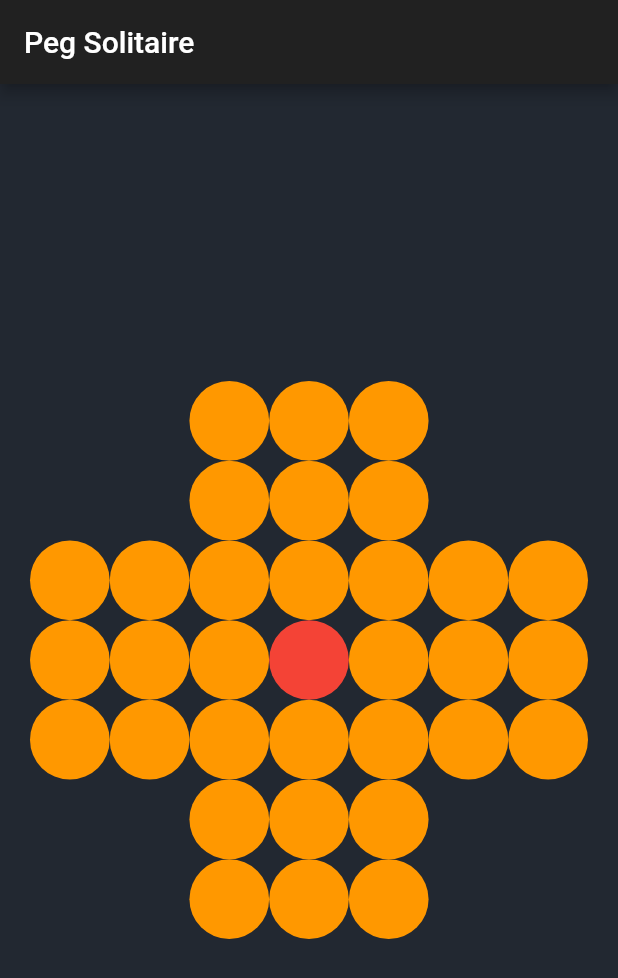
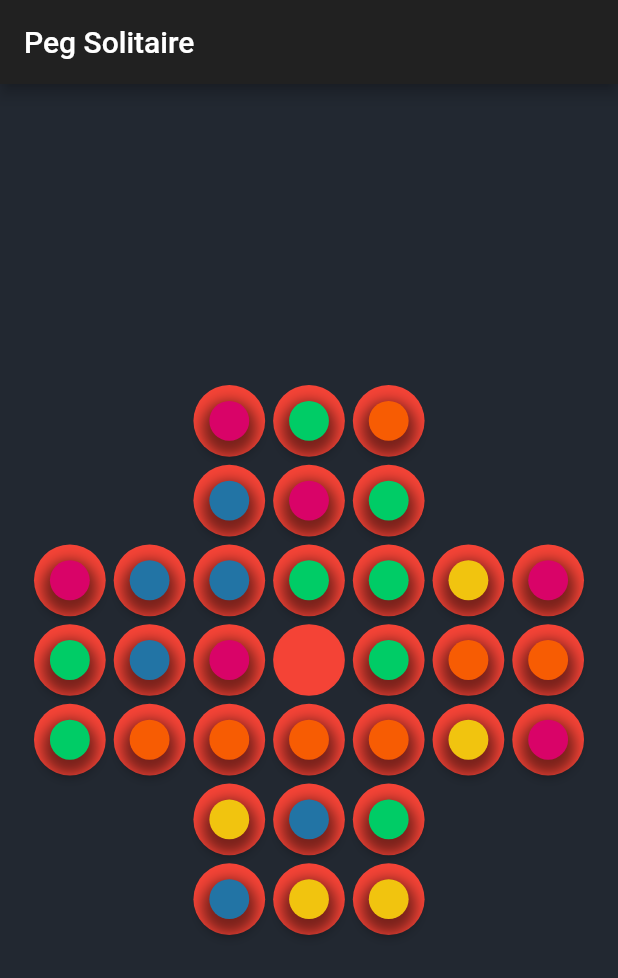
Before and after one commit to austincv/peg-solitaire, a Flutter app: the screen it shows after launch, on a phone screen of 412 x 824 dp. Shown: the top 978 px of the screen. Run offline on Flutter 3.47's test engine with Material 2 defaults, Android fonts, the light colour scheme and no system bars.

Commit message:
Add some colours

```diff
--- a/lib/board2.dart
+++ b/lib/board2.dart
@@ -1,4 +1,7 @@
+import 'dart:math';
+
 import 'package:flutter/material.dart';
+import 'package:peg_solitaire/constants.dart';
 
 class BoardConfiguration {
   final List<List<bool>> holes;
@@ -45,30 +48,71 @@ class _BoardState extends State<Board> {
   BoardFactory boardFactory = BoardFactory();
 
   BoardConfiguration boardConfiguration;
+  final _random = new Random();
+
+  Widget buildSizedBox(Widget child, double size) {
+    return SizedBox(
+      width: size,
+      height: size,
+      child: child,
+    );
+  }
 
   Widget buildBoxAtIndexPosition(
       {int rowIndex, int columnIndex, double boxWidth, double boxHeight}) {
     bool isHole = boardConfiguration.holes[rowIndex][columnIndex];
     bool hasPeg = boardConfiguration.pegs[rowIndex][columnIndex];
+    double paddingFactor = 0.05;
 
     Widget nothing = SizedBox(width: boxWidth, height: boxHeight);
     Widget holeWithPeg = SizedBox(
       width: boxWidth,
       height: boxHeight,
+      child: Padding(
+        padding: EdgeInsets.all(boxWidth * paddingFactor),
         child: Container(
           decoration: new BoxDecoration(
-          color: Colors.orange,
+            color: Colors.red,
             shape: BoxShape.circle,
+          ),
+          child: Center(
+            child: SizedBox(
+                width: boxWidth * 0.5,
+                height: boxHeight * 0.5,
+                child: Container(
+                  decoration: new BoxDecoration(
+                    color: kColorPegs[_random.nextInt(kColorPegs.length)],
+                    shape: BoxShape.circle,
+                    boxShadow: [
+                      BoxShadow(
+                        color: Colors.black.withOpacity(0.5),
+                        spreadRadius: 5,
+                        blurRadius: 7,
+                        offset: Offset(0, 5), // changes position of shadow
+                      ),
+                    ],
+                  ),
+                )),
+          ),
         ),
       ),
     );
     Widget hole = SizedBox(
       width: boxWidth,
       height: boxHeight,
+      child: Padding(
+        padding: EdgeInsets.all(boxWidth * paddingFactor),
         child: Container(
           decoration: new BoxDecoration(
             color: Colors.red,
             shape: BoxShape.circle,
+          ),
+          child: Center(
+            child: SizedBox(
+                width: boxWidth * 0.5,
+                height: boxHeight * 0.5,
+                child: Container()),
+          ),
         ),
       ),
     );
--- a/lib/constants.dart
+++ b/lib/constants.dart
@@ -3,3 +3,11 @@ import 'package:flutter/material.dart';
 const Color kColorPeg = Color(0xFF393e46);
 const Color kColorMarble = Color(0xFFfd7014);
 const Color kColorBackground = Color(0xFF222831);
+
+const List<Color> kColorPegs = [
+  Color(0xFF2274a5),
+  Color(0xFFf75c03),
+  Color(0xFFf1c40f),
+  Color(0xFFd90368),
+  Color(0xFF00cc66),
+];
```
Lines whose indentation alone changed are shown as unchanged.
